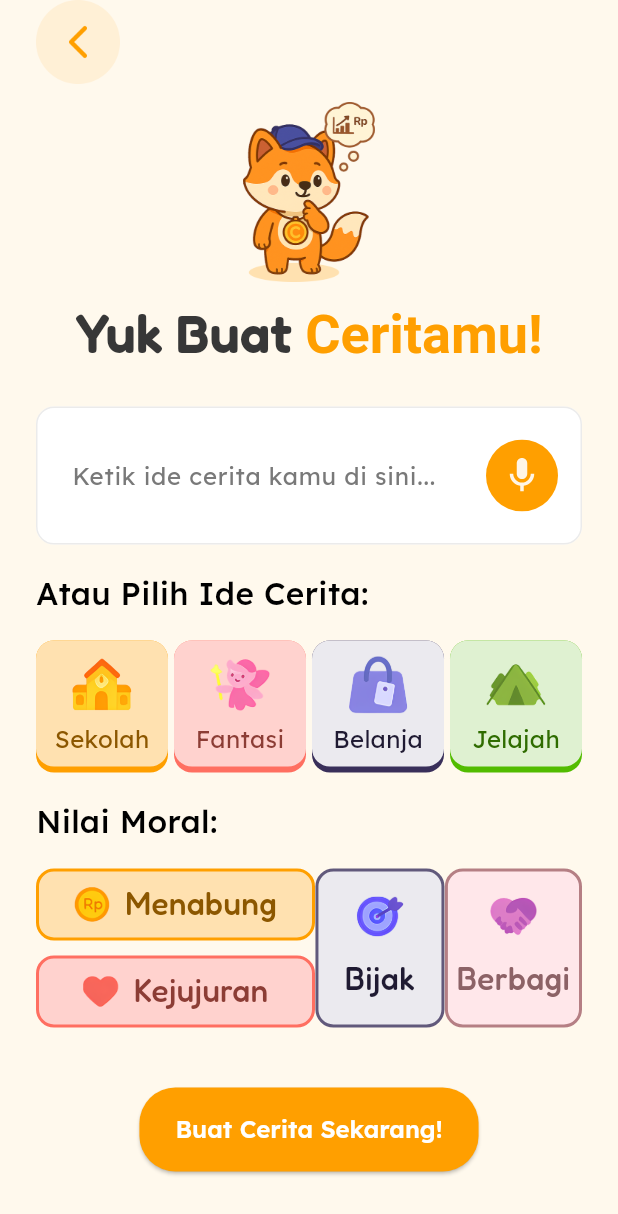
After one commit to hib4/pan-sea-ai-developer-challenge-2025, a Flutter app: the GenerateStoryPage screen opened directly, on a phone screen of 412 x 824 dp. The commit adds this screen. Shown: the top 1214 px of the screen. Run offline on Flutter 3.47's test engine with Material 3 defaults, Android fonts, the light colour scheme and no system bars; our stand-ins replace bloc, flutter_secure_storage, flutter_svg, google_fonts, page_transition; missing offline and left inert: device_frame; accounts and stored records are empty; generated files the repository leaves out were written again; statements that could not run were skipped.

Commit message:
feat: generate story

```diff
--- a/mobile/lib/core/theme/app_theme.dart
+++ b/mobile/lib/core/theme/app_theme.dart
@@ -2,6 +2,7 @@ import 'package:flutter/cupertino.dart';
 import 'package:flutter/material.dart';
 import 'package:flutter/services.dart';
 import 'package:google_fonts/google_fonts.dart';
+import 'package:kanca/gen/assets.gen.dart';
 
 class AppTheme extends InheritedWidget {
   const AppTheme({
@@ -375,9 +376,12 @@ class AppThemeData {
       progressIndicatorTheme: const ProgressIndicatorThemeData(
         color: Colors.white,
       ),
-      // actionIconTheme: ActionIconThemeData(
-      //   backButtonIconBuilder: (context) => Assets.icons.arrowLeft.svg(),
-      // ),
+      actionIconTheme: ActionIconThemeData(
+        backButtonIconBuilder: (context) => Assets.icons.back.image(
+          width: 56,
+          height: 56,
+        ),
+      ),
       appBarTheme: AppBarTheme(
         backgroundColor: Colors.white,
         surfaceTintColor: appColors.neutral[100],
@@ -389,10 +393,10 @@ class AppThemeData {
           color: Colors.white,
         ),
         iconTheme: const IconThemeData(
-          color: Colors.white,
+          color: Colors.black,
         ),
         actionsIconTheme: const IconThemeData(
-          color: Colors.white,
+          color: Colors.black,
         ),
       ),
       elevatedButtonTheme: ElevatedButtonThemeData(
--- a/mobile/lib/features/home/view/home_page.dart
+++ b/mobile/lib/features/home/view/home_page.dart
@@ -1,6 +1,7 @@
 import 'package:flutter/material.dart';
 import 'package:google_fonts/google_fonts.dart';
 import 'package:kanca/core/core.dart';
+import 'package:kanca/features/story/story.dart';
 import 'package:kanca/gen/assets.gen.dart';
 import 'package:kanca/utils/utils.dart';
 
@@ -95,6 +96,17 @@ class HomePage extends StatelessWidget {
               ),
             ),
           ],
+        ),
+      ),
+      floatingActionButton: FloatingActionButton(
+        onPressed: () {
+          context.push(const GenerateStoryPage());
+        },
+        shape: const CircleBorder(),
+        backgroundColor: colors.primary[500],
+        child: Assets.icons.generate.image(
+          width: 47,
+          height: 47,
         ),
       ),
     );
--- a/mobile/lib/features/story/story.dart
+++ b/mobile/lib/features/story/story.dart
@@ -1 +1,2 @@
+export 'view/generate_story_page.dart';
 export 'view/story_page.dart';
--- /dev/null
+++ b/mobile/lib/features/story/view/generate_story_page.dart
@@ -0,0 +1,509 @@
+import 'package:flutter/material.dart';
+import 'package:google_fonts/google_fonts.dart';
+import 'package:kanca/core/core.dart';
+import 'package:kanca/gen/assets.gen.dart';
+import 'package:kanca/utils/extensions/extensions.dart';
+
+class GenerateStoryPage extends StatefulWidget {
+  const GenerateStoryPage({super.key});
+
+  @override
+  State<GenerateStoryPage> createState() => _GenerateStoryPageState();
+}
+
+class _GenerateStoryPageState extends State<GenerateStoryPage> {
+  int _selectedStory = 0;
+  int _selectedMoral = 0;
+
+  @override
+  Widget build(BuildContext context) {
+    final colors = context.colors;
+    final textTheme = context.textTheme;
+    return Scaffold(
+      body: SingleChildScrollView(
+        padding: EdgeInsets.only(
+          left: 24,
+          top: MediaQuery.of(context).padding.top,
+          right: 24,
+          bottom: 24,
+        ),
+        child: Column(
+          children: [
+            Align(
+              alignment: Alignment.centerLeft,
+              child: InkWell(
+                onTap: () {
+                  context.pop();
+                },
+                borderRadius: BorderRadius.circular(28),
+                child: Assets.icons.back.image(
+                  width: 56,
+                  height: 56,
+                ),
+              ),
+            ),
+            12.vertical,
+            Assets.mascots.thinking.image(
+              width: 90,
+              height: 120,
+            ),
+            4.vertical,
+            RichText(
+              text: TextSpan(
+                style: textTheme.h4.copyWith(
+                  color: colors.grey[500],
+                  fontWeight: FontWeight.w600,
+                ),
+                text: 'Yuk Buat ',
+                children: [
+                  TextSpan(
+                    text: 'Ceritamu!',
+                    style: TextStyle(
+                      color: colors.primary[500],
+                    ),
+                  ),
+                ],
+              ),
+              textAlign: TextAlign.center,
+            ),
+            24.vertical,
+            GenerateStoryTextField(
+              label: 'Ketik ide cerita kamu di sini...',
+              controller: TextEditingController(),
+            ),
+            16.vertical,
+            Align(
+              alignment: Alignment.centerLeft,
+              child: Text(
+                'Atau Pilih Ide Cerita:',
+                style: textTheme.lexendLargeBody.copyWith(
+                  fontWeight: FontWeight.w500,
+                ),
+              ),
+            ),
+            16.vertical,
+            Row(
+              mainAxisAlignment: MainAxisAlignment.spaceBetween,
+              children: [
+                Container(
+                  width: 88,
+                  height: 88,
+                  padding: const EdgeInsets.only(bottom: 4),
+                  decoration: BoxDecoration(
+                    color: colors.primary[500],
+                    borderRadius: BorderRadius.circular(12),
+                  ),
+                  child: Container(
+                    decoration: BoxDecoration(
+                      color: colors.primary[100],
+                      borderRadius: BorderRadius.circular(12),
+                    ),
+                    child: Column(
+                      mainAxisAlignment: MainAxisAlignment.center,
+                      children: [
+                        Assets.icons.school.image(
+                          width: 40,
+                          height: 40,
+                        ),
+                        6.vertical,
+                        Text(
+                          'Sekolah',
+                          style: textTheme.lexendBody.copyWith(
+                            color: colors.primary[800],
+                            fontWeight: FontWeight.w400,
+                            height: 1.2,
+                          ),
+                        ),
+                      ],
+                    ),
+                  ),
+                ),
+                Container(
+                  width: 88,
+                  height: 88,
+                  padding: const EdgeInsets.only(bottom: 4),
+                  decoration: BoxDecoration(
+                    color: colors.secondary[500],
+                    borderRadius: BorderRadius.circular(12),
+                  ),
+                  child: Container(
+                    decoration: BoxDecoration(
+                      color: colors.secondary[100],
+                      borderRadius: BorderRadius.circular(12),
+                    ),
+                    child: Column(
+                      mainAxisAlignment: MainAxisAlignment.center,
+                      children: [
+                        Assets.icons.fantasy.image(
+                          width: 40,
+                          height: 40,
+                        ),
+                        6.vertical,
+                        Text(
+                          'Fantasi',
+                          style: textTheme.lexendBody.copyWith(
+                            color: colors.secondary[800],
+                            fontWeight: FontWeight.w400,
+                            height: 1.2,
+                          ),
+                        ),
+                      ],
+                    ),
+                  ),
+                ),
+                Container(
+                  width: 88,
+                  height: 88,
+                  padding: const EdgeInsets.only(bottom: 4),
+                  decoration: BoxDecoration(
+                    color: colors.darkAccent[500],
+                    borderRadius: BorderRadius.circular(12),
+                  ),
+                  child: Container(
+                    decoration: BoxDecoration(
+                      color: colors.darkAccent[50],
+                      borderRadius: BorderRadius.circular(12),
+                    ),
+                    child: Column(
+                      mainAxisAlignment: MainAxisAlignment.center,
+                      children: [
+                        Assets.icons.shopping.image(
+                          width: 40,
+                          height: 40,
+                        ),
+                        6.vertical,
+                        Text(
+                          'Belanja',
+                          style: textTheme.lexendBody.copyWith(
+                            color: colors.darkAccent[800],
+                            fontWeight: FontWeight.w400,
+                            height: 1.2,
+                          ),
+                        ),
+                      ],
+                    ),
+                  ),
+                ),
+                Container(
+                  width: 88,
+                  height: 88,
+                  padding: const EdgeInsets.only(bottom: 4),
+                  decoration: BoxDecoration(
+                    color: const Color(0xFF52BC00),
+                    borderRadius: BorderRadius.circular(12),
+                  ),
+                  child: Container(
+                    decoration: BoxDecoration(
+                      color: const Color(0XFFDFF1D1),
+                      borderRadius: BorderRadius.circular(12),
+                    ),
+                    child: Column(
+                      mainAxisAlignment: MainAxisAlignment.center,
+                      children: [
+                        Assets.icons.explore.image(
+                          width: 40,
+                          height: 40,
+                        ),
+                        6.vertical,
+                        Text(
+                          'Jelajah',
+                          style: textTheme.lexendBody.copyWith(
+                            color: const Color(0XFF2F6C00),
+                            fontWeight: FontWeight.w400,
+                            height: 1.2,
+                          ),
+                        ),
+                      ],
+                    ),
+                  ),
+                ),
+              ],
+            ),
+            16.vertical,
+            Align(
+              alignment: Alignment.centerLeft,
+              child: Text(
+                'Nilai Moral:',
+                style: textTheme.lexendLargeBody.copyWith(
+                  fontWeight: FontWeight.w500,
+                ),
+              ),
+            ),
+            16.vertical,
+            Row(
+              mainAxisAlignment: MainAxisAlignment.spaceBetween,
+              children: [
+                Column(
+                  children: [
+                    Container(
+                      height: 48,
+                      constraints: const BoxConstraints(
+                        minWidth: 186,
+                      ),
+                      padding: const EdgeInsets.symmetric(horizontal: 16),
+                      decoration: BoxDecoration(
+                        color: colors.primary[100],
+                        border: Border.all(
+                          color: colors.primary[500]!,
+                          width: 2,
+                        ),
+                        borderRadius: BorderRadius.circular(12),
+                      ),
+                      child: Row(
+                        mainAxisAlignment: MainAxisAlignment.center,
+                        children: [
+                          Assets.icons.saving.image(
+                            width: 24,
+                            height: 24,
+                          ),
+                          10.horizontal,
+                          Text(
+                            'Menabung',
+                            style: GoogleFonts.fredoka(
+                              color: colors.primary[800],
+                              fontSize: 21,
+                              fontWeight: FontWeight.w500, // SemiBold
+                              height: 1.5,
+                            ),
+                          ),
+                        ],
+                      ),
+                    ),
+                    10.vertical,
+                    Container(
+                      height: 48,
+                      constraints: const BoxConstraints(
+                        minWidth: 186,
+                      ),
+                      padding: const EdgeInsets.symmetric(horizontal: 16),
+                      decoration: BoxDecoration(
+                        color: colors.secondary[100],
+                        border: Border.all(
+                          color: colors.secondary[500]!,
+                          width: 2,
+                        ),
+                        borderRadius: BorderRadius.circular(12),
+                      ),
+                      child: Row(
+                        mainAxisAlignment: MainAxisAlignment.center,
+                        children: [
+                          Assets.icons.honesty.image(
+                            width: 24,
+                            height: 24,
+                          ),
+                          10.horizontal,
+                          Text(
+                            'Kejujuran',
+                            style: GoogleFonts.fredoka(
+                              color: colors.secondary[800],
+                              fontSize: 21,
+                              fontWeight: FontWeight.w500, // SemiBold
+                              height: 1.5,
+                            ),
+                          ),
+                        ],
+                      ),
+                    ),
+                  ],
+                ),
+                Container(
+                  constraints: const BoxConstraints(
+                    minWidth: 86,
+                    minHeight: 106,
+                  ),
+                  padding: const EdgeInsets.symmetric(horizontal: 6),
+                  decoration: BoxDecoration(
+                    color: colors.darkAccent[50],
+                    border: Border.all(
+                      color: colors.darkAccent[400]!,
+                      width: 2,
+                    ),
+                    borderRadius: BorderRadius.circular(12),
+                  ),
+                  child: Column(
+                    mainAxisAlignment: MainAxisAlignment.center,
+                    children: [
+                      Assets.icons.wise.image(
+                        width: 32,
+                        height: 32,
+                      ),
+                      10.vertical,
+                      Text(
+                        'Bijak',
+                        style: GoogleFonts.fredoka(
+                          color: colors.darkAccent[800],
+                          fontSize: 21,
+                          fontWeight: FontWeight.w500, // SemiBold
+                          height: 1.5,
+                        ),
+                      ),
+                    ],
+                  ),
+                ),
+                Container(
+                  constraints: const BoxConstraints(
+                    minWidth: 86,
+                    minHeight: 106,
+                  ),
+                  padding: const EdgeInsets.symmetric(horizontal: 6),
+                  decoration: BoxDecoration(
+                    color: colors.support[100],
+                    border: Border.all(
+                      color: colors.support[700]!,
+                      width: 2,
+                    ),
+                    borderRadius: BorderRadius.circular(12),
+                  ),
+                  child: Column(
+                    mainAxisAlignment: MainAxisAlignment.center,
+                    children: [
+                      Assets.icons.sharing.image(
+                        width: 32,
+                        height: 32,
+                      ),
+                      10.vertical,
+                      Text(
+                        'Berbagi',
+                        style: GoogleFonts.fredoka(
+                          color: colors.support[800],
+                          fontSize: 21,
+                          fontWeight: FontWeight.w500, // SemiBold
+                          height: 1.5,
+                        ),
+                      ),
+                    ],
+                  ),
+                ),
+              ],
+            ),
+            40.vertical,
+            ElevatedButton(
+              onPressed: () {},
+              style: ElevatedButton.styleFrom(
+                backgroundColor: colors.primary[500],
+                minimumSize: const Size(
+                  140,
+                  56,
+                ),
+                textStyle: GoogleFonts.lexend(
+                  fontSize: 16,
+                  fontWeight: FontWeight.w600,
+                  height: 1.2,
+                ),
+              ),
+              child: const Text('Buat Cerita Sekarang!'),
+            ),
+          ],
+        ),
+      ),
+    );
+  }
+}
+
+class GenerateStoryTextField extends StatefulWidget {
+  const GenerateStoryTextField({
+    required this.label,
+    required this.controller,
+    this.textInputType = TextInputType.text,
+    this.maxLines = 1,
+    this.isPassword = false,
+    this.validator,
+    this.onChanged,
+    super.key,
+  });
+
+  final String label;
+  final TextInputType textInputType;
+  final int maxLines;
+  final bool isPassword;
+  final TextEditingController controller;
+  final String? Function(String?)? validator;
+  final String? Function(String?)? onChanged;
+
+  @override
+  State<GenerateStoryTextField> createState() => _GenerateStoryTextFieldState();
+}
+
+class _GenerateStoryTextFieldState extends State<GenerateStoryTextField> {
+  @override
+  Widget build(BuildContext context) {
+    final colors = context.colors;
+    return TextFormField(
+      controller: widget.controller,
+      keyboardType: widget.textInputType,
+      maxLines: widget.maxLines,
+      validator: widget.validator,
+      autovalidateMode: AutovalidateMode.onUserInteraction,
+      autocorrect: !widget.isPassword,
+      enableSuggestions: !widget.isPassword,
+      onChanged: widget.onChanged,
+      style: GoogleFonts.lexend(
+        color: Colors.black,
+        fontSize: 16,
+        fontWeight: FontWeight.w400,
+      ),
+      decoration: InputDecoration(
+        hintText: widget.label,
+        hintStyle: GoogleFonts.lexend(
+          color: colors.grey[300],
+          fontSize: 16,
+          fontWeight: FontWeight.w400,
+        ),
+        errorStyle: GoogleFonts.lexend(
+          color: Colors.red,
+          fontSize: 16,
+          fontWeight: FontWeight.w400,
+        ),
+        filled: true,
+        fillColor: Colors.white,
+        isDense: true,
+        contentPadding: const EdgeInsets.symmetric(
+          horizontal: 20,
+          vertical: 34,
+        ),
+        suffixIcon: Padding(
+          padding: const EdgeInsets.only(right: 16),
+          child: Assets.icons.mic.svg(
+            width: 48,
+            height: 48,
+          ),
+        ),
+        suffixIconConstraints: const BoxConstraints(
+          minHeight: 48,
+          maxHeight: 48,
+        ),
+        border: OutlineInputBorder(
+          borderRadius: BorderRadius.circular(12),
+          borderSide: BorderSide.none,
+        ),
+        enabledBorder: OutlineInputBorder(
+          borderRadius: BorderRadius.circular(12),
+          borderSide: BorderSide(
+            color: colors.grey[50] ?? const Color(0xFFEBEBEB),
+          ),
+        ),
+        focusedBorder: OutlineInputBorder(
+          borderRadius: BorderRadius.circular(12),
+          borderSide: BorderSide(
+            color: colors.primary[500] ?? const Color(0xFFFF9F00),
+            width: 2,
+          ),
+        ),
+        errorBorder: OutlineInputBorder(
+          borderRadius: BorderRadius.circular(12),
+          borderSide: const BorderSide(
+            color: Colors.red,
+            width: 2,
+          ),
+        ),
+        focusedErrorBorder: OutlineInputBorder(
+          borderRadius: BorderRadius.circular(12),
+          borderSide: const BorderSide(
+            color: Colors.red,
+            width: 2,
+          ),
+        ),
+      ),
+    );
+  }
+}
```
Also changed, not shown: mobile/assets/icons/back.png (added), mobile/assets/icons/explore.png (added), mobile/assets/icons/fantasy.png (added), mobile/assets/icons/generate.png (added), mobile/assets/icons/honesty.png (added), mobile/assets/icons/mic.svg (added), mobile/assets/icons/saving.png (added), mobile/assets/icons/school.png (added), mobile/assets/icons/sharing.png (added), mobile/assets/icons/shopping.png (added), mobile/assets/icons/wise.png (added), mobile/assets/mascots/thinking.png (added).
